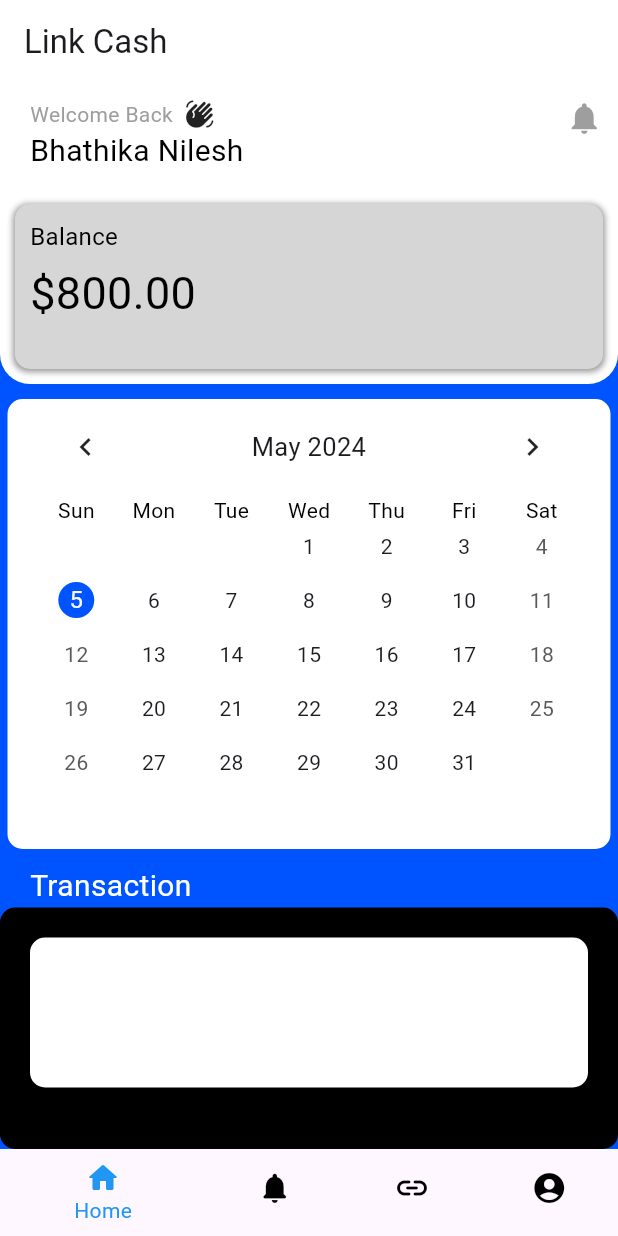
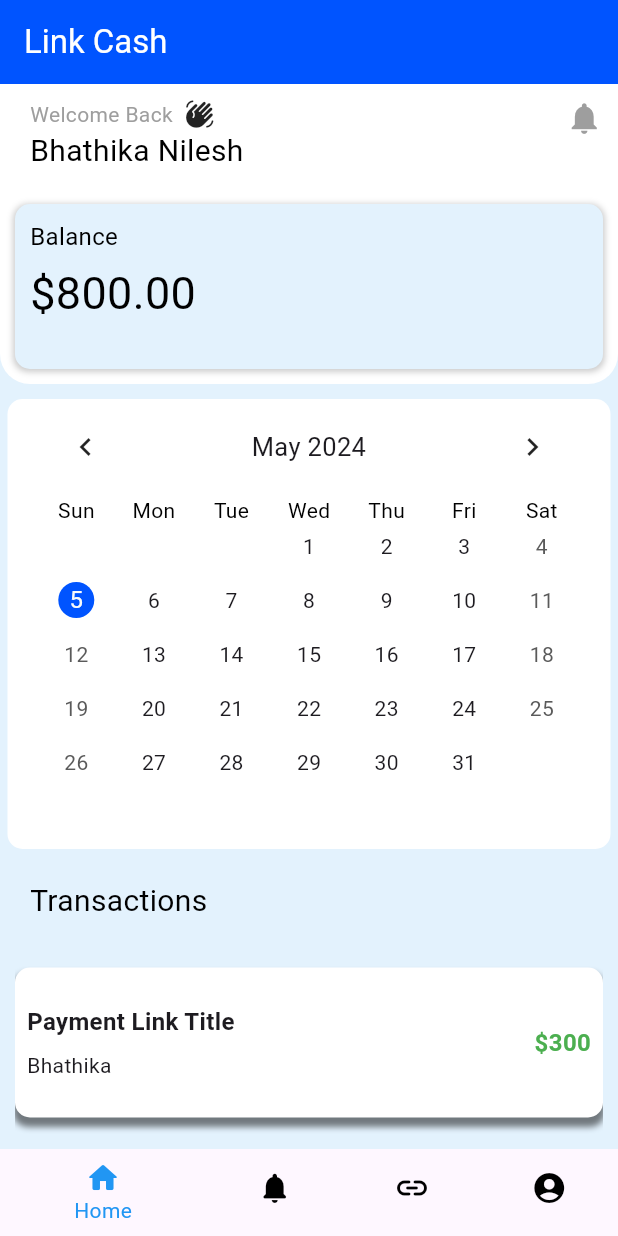
Before and after one commit to bhathiknk/linkcash_app, a Flutter app: the screen it shows after launch, on a phone screen of 412 x 824 dp. Run offline on Flutter 3.47's test engine with Material 3 defaults, Android fonts, the phone set to English and light mode, and no system bars; drawn by our look-alikes of table_calendar.

Commit message:
home page UI completed

```diff
--- a/lib/MainScreens/Home_Screen.dart
+++ b/lib/MainScreens/Home_Screen.dart
@@ -21,16 +21,24 @@ class _MyHomePageState extends State<MyHomePage> {
   @override
   Widget build(BuildContext context) {
     return Scaffold(
+      ///App bar ///
       appBar: AppBar(
-        backgroundColor: Colors.white,
-        title: Text('Link Cash'),
+        backgroundColor: Color(0xFF0054FF),
+        title: const Text(
+          'Link Cash',
+          style: TextStyle(
+            color: Colors.white,
           ),
+        ),
+      ),
+
       body: Container(
-        color: Color(0xFF0054FF),
+        color: Color(0xFFE3F2FD),//background colour
         child: Column(
           children: [
             Stack(
               children: [
+                ///Top White Container///
                 Container(
                   decoration: const BoxDecoration(
                     color: Colors.white,
@@ -41,6 +49,9 @@ class _MyHomePageState extends State<MyHomePage> {
                   ),
                   height: 200,
                 ),
+
+
+                ///'Welcome Back' text///
                 const Positioned(
                   top: 10,
                   left: 10,
@@ -60,6 +71,9 @@ class _MyHomePageState extends State<MyHomePage> {
                     ],
                   ),
                 ),
+
+
+                ///'Bhathika Nilesh' text///
                 const Positioned(
                   top: 30, // Adjust the position as needed
                   left: 20,
@@ -72,11 +86,17 @@ class _MyHomePageState extends State<MyHomePage> {
                     ),
                   ),
                 ),
+
+
+                ///Notification icon///
                 const Positioned(
                   top: 10,
                   right: 10,
                   child: Icon(Icons.notifications, size: 25, color: Colors.grey),
                 ),
+
+
+                ///balance show container///
                 Positioned(
                   top: 80, // Adjust the position as needed
                   left: 10,
@@ -84,17 +104,19 @@ class _MyHomePageState extends State<MyHomePage> {
                   child: Container(
                     height: 110,
                     decoration: BoxDecoration(
-                      color: Colors.grey[350], // Grey color container
+                      color: Color(0xFFE3F2FD),
                       borderRadius: BorderRadius.circular(10),
                       boxShadow: [
                         BoxShadow(
-                          color: Colors.black.withOpacity(0.4),
+                          color: Colors.black.withOpacity(0.2),
                           spreadRadius: 1,
                           blurRadius: 3,
                           offset: Offset(0, 1), // changes position of shadow
                         ),
                       ],
                     ),
+
+                    ///Balance text and value///
                     child: const Padding(
                       padding: EdgeInsets.all(10.0),
                       child: Column(
@@ -124,7 +146,10 @@ class _MyHomePageState extends State<MyHomePage> {
                 ),
               ],
             ),
-            const SizedBox(height: 10), // Add some space between the white container and the calendar
+
+
+            ///calendar container///
+            const SizedBox(height: 10), // space between the white container and the calendar
             Container(
               padding: const EdgeInsets.symmetric(horizontal: 20),
               width: MediaQuery.of(context).size.width - 10,
@@ -134,53 +159,112 @@ class _MyHomePageState extends State<MyHomePage> {
               ),
               child: CalendarWidget(),
             ),
-            const SizedBox(height: 10), // Add some space between the white container and the calendar
+
+            /// 'Transactions' text///
+            const SizedBox(height: 20), // Add some space between the white calendar  container and the Transaction text
             const Padding(
               padding: EdgeInsets.symmetric(horizontal: 20),
               child: Row(
                 children: [
                   Text(
-                    'Transaction',
+                    'Transactions',
                     style: TextStyle(
                       fontFamily: 'Roboto',
                       fontSize: 20,
-                      color: Colors.white,
+                      color: Colors.black,
                     ),
                   ),
                   Spacer(), // Add flexible space to push the text to the left
                 ],
               ),
             ),
+
+
+            /// Transactions show container///
             Expanded(
               child: Container(
                 width: double.infinity, // Make container full width
-                padding: const EdgeInsets.all(20), // Add padding to the container
+                padding: const EdgeInsets.all(10), // Add padding to the container
                 decoration: BoxDecoration(
-                  color: Colors.black, // Set container color to black
+                  color: Color(0xFFE3F2FD),
                   borderRadius: BorderRadius.circular(10),
                 ),
+                child: SingleChildScrollView(
                   child: Column(
                     crossAxisAlignment: CrossAxisAlignment.start,
+                    children: List.generate(
+                      5, // Number of SizedBox to duplicate
+                          (index) => Column(
                         children: [
-                    SizedBox(
-                      width: MediaQuery.of(context).size.width - 10, // Adjust the width as needed
-                      height: 100, // Adjust the height as needed
-                      child: Container(
+                          const SizedBox(
+                            height: 20, // Add space between SizedBox widgets
+                          ),
+                          Container(
                             decoration: BoxDecoration(
                               color: Colors.white,
-                          borderRadius: BorderRadius.circular(10), // Adjust the border radius as needed
+                              borderRadius: BorderRadius.circular(10), // Adjust the border radius
+                              boxShadow: [
+                                BoxShadow(
+                                  color: Colors.black.withOpacity(0.5), // Shadow color
+                                  spreadRadius: 1, // Spread radius
+                                  blurRadius: 3, // Blur radius
+                                  offset: Offset(0, 5), // Shadow offset
                                 ),
-                        // Add child widgets here if needed
+                              ],
+                            ),
+                            child: SizedBox(
+                              width: MediaQuery.of(context).size.width - 10, // Adjust the width
+                              height: 100, // Adjust the height
+                              child: const Row(
+                                mainAxisAlignment: MainAxisAlignment.spaceBetween, // Align content horizontally
+                                children: [
+                                  Column(
+                                    crossAxisAlignment: CrossAxisAlignment.start,
+                                    mainAxisAlignment: MainAxisAlignment.center, // Align content vertically
+                                    children: [
+                                      Padding(
+                                        padding: EdgeInsets.only(left: 8.0),
+                                        child: Text(
+                                          "Payment Link Title",
+                                          style: TextStyle(
+                                            fontSize: 16,
+                                            fontWeight: FontWeight.bold,
                                           ),
                                         ),
-                    // Add your transaction content here
+                                      ),
+                                      Padding(
+                                        padding: EdgeInsets.only(left: 8.0,top: 8.0),
+                                        child: Text(
+                                          "Bhathika",
+                                          style: TextStyle(
+                                            fontSize: 14,
+                                          ),
+                                        ),
+                                      ),
+                                    ],
+                                  ),
+                                  Padding(
+                                    padding: EdgeInsets.all(8.0),
+                                    child: Text(
+                                      "\$300",
+                                      style: TextStyle(
+                                        fontSize: 16,
+                                        fontWeight: FontWeight.bold,
+                                        color: Colors.green,
+                                      ),
+                                    ),
+                                  ),
                                 ],
                               ),
                             ),
                           ),
-
-
-
+                        ],
+                      ),
+                    ),
+                  ),
+                ),
+              ),
+            ),
           ],
         ),
       ),
```
Lines whose indentation alone changed are shown as unchanged.
